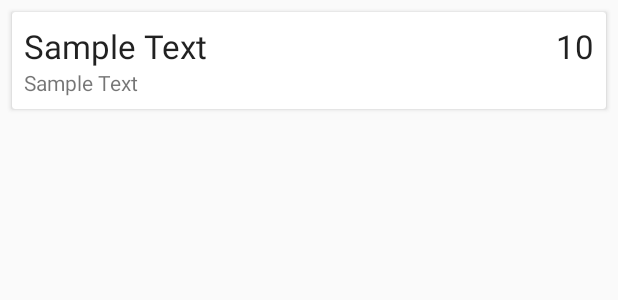
After one commit to xsadra/mvvm-room, an Android app: the layout note_item.xml on its own in the app's theme, with its tools: preview values and no code run, on a phone screen of 412 x 824 dp. The commit adds this screen. Shown: the top 300 px of the screen. Run offline under Robolectric (Android 15) with nearby library versions, the phone set to English and light mode, and no system bars.

Commit message:
Add Note Item layout

```diff
--- /dev/null
+++ b/app/src/main/res/layout/note_item.xml
@@ -0,0 +1,44 @@
+<?xml version="1.0" encoding="utf-8"?>
+<androidx.cardview.widget.CardView xmlns:android="http://schemas.android.com/apk/res/android"
+    android:layout_width="match_parent"
+    android:layout_height="wrap_content"
+    android:layout_marginTop="@dimen/note_item_margin"
+    android:layout_marginStart="@dimen/note_item_margin"
+    android:layout_marginEnd="@dimen/note_item_margin">
+
+    <RelativeLayout
+        android:layout_width="wrap_content"
+        android:layout_height="wrap_content"
+        android:padding="@dimen/note_item_padding">
+
+        <TextView
+            android:id="@+id/note_item_text_view_priority"
+            android:layout_width="wrap_content"
+            android:layout_height="wrap_content"
+            android:layout_alignParentEnd="true"
+            android:text="@string/sample_number"
+            android:textAppearance="@style/Base.TextAppearance.AppCompat.Large"/>
+
+        <TextView
+            android:id="@+id/note_item_text_view_title"
+            android:layout_width="wrap_content"
+            android:layout_height="wrap_content"
+            android:text="@string/sample_text"
+            android:textAppearance="@style/Base.TextAppearance.AppCompat.Large"
+            android:maxLines="1"
+            android:layout_toStartOf="@id/note_item_text_view_priority"
+            android:layout_alignParentStart="true"
+            android:ellipsize="end"
+            />
+
+        <TextView
+            android:id="@+id/note_item_text_view_description"
+            android:layout_width="wrap_content"
+            android:layout_height="wrap_content"
+            android:layout_below="@id/note_item_text_view_title"
+            android:text="@string/sample_text"
+            />
+
+    </RelativeLayout>
+
+</androidx.cardview.widget.CardView>
--- /dev/null
+++ b/app/src/main/res/values/dimens.xml
@@ -0,0 +1,5 @@
+<?xml version="1.0" encoding="utf-8"?>
+<resources>
+    <dimen name="note_item_margin">8dp</dimen>
+    <dimen name="note_item_padding">8dp</dimen>
+</resources>
--- a/app/src/main/res/values/strings.xml
+++ b/app/src/main/res/values/strings.xml
@@ -1,3 +1,5 @@
 <resources>
     <string name="app_name">Mvvm Room</string>
+    <string name="sample_text">Sample Text</string>
+    <string name="sample_number">10</string>
 </resources>
```
